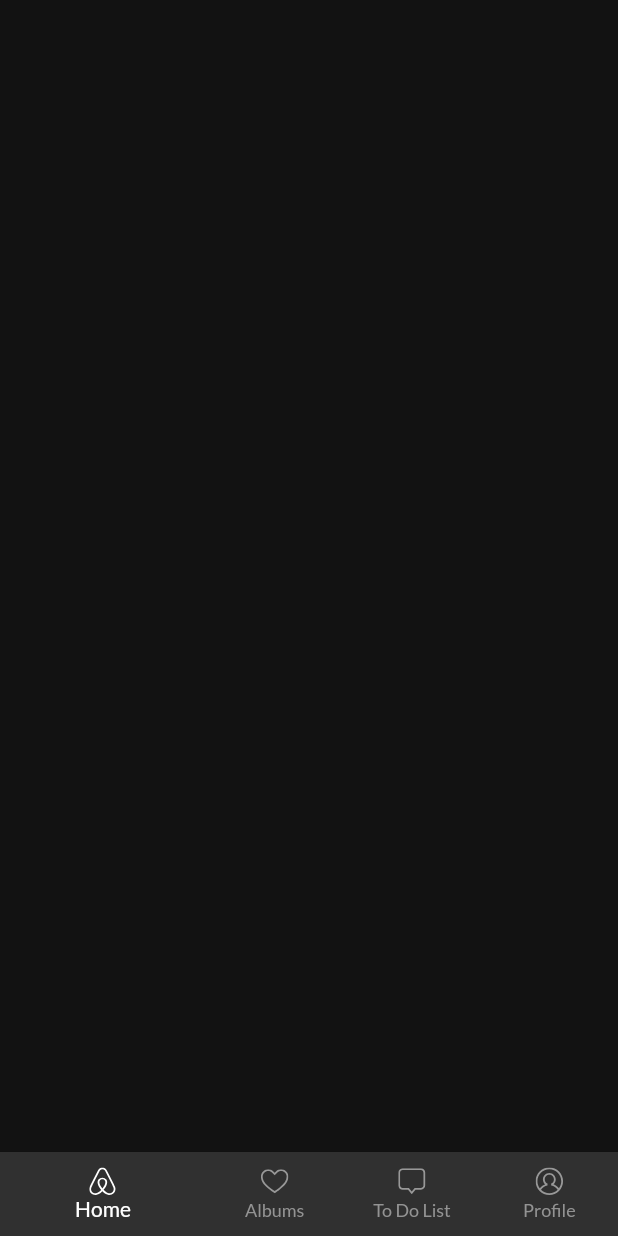
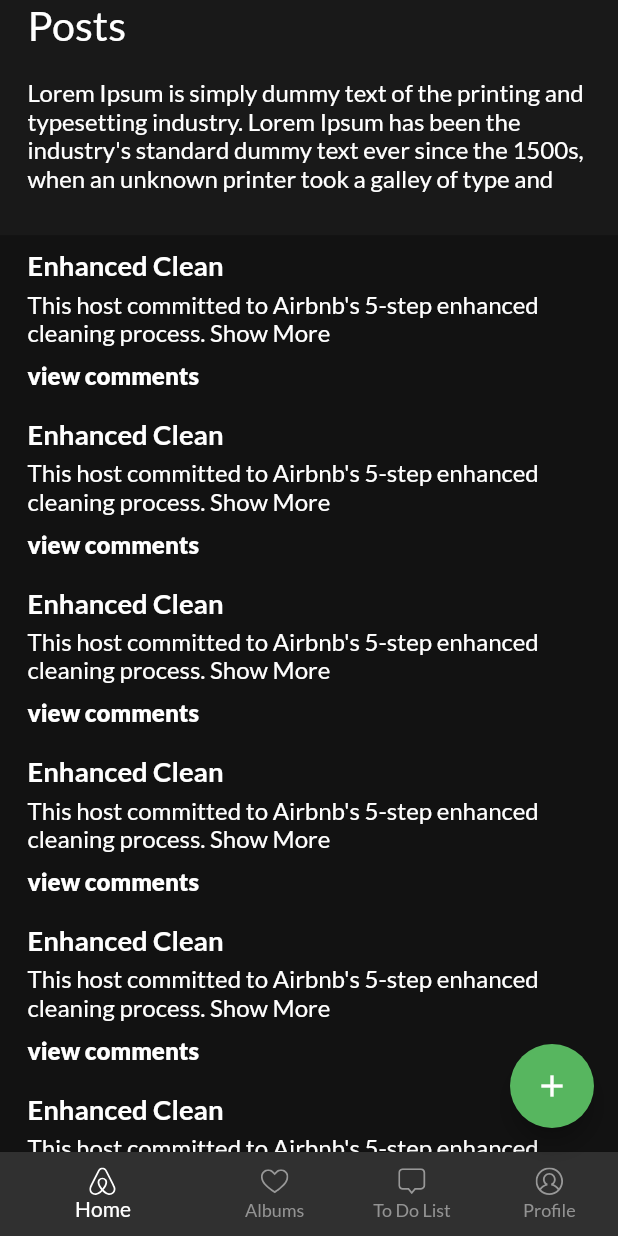
Before and after one commit to daksheshvira/multi_purpose_app, a Flutter app: the Navbar screen opened by its route, on a phone screen of 412 x 824 dp. Run offline on Flutter 3.47's test engine with Material 2 defaults, Android fonts, the phone set to English and light mode, and no system bars; our stand-ins replace flutter_screenutil, flutter_svg, google_fonts.

Commit message:
feat: home screen and create post ui

```diff
--- /dev/null
+++ b/lib/data/models/post.dart
@@ -0,0 +1,20 @@
+import 'package:json_annotation/json_annotation.dart';
+
+part 'post.g.dart';
+
+@JsonSerializable()
+class Post {
+  String title;
+  String subTitle;
+  String id;
+
+  Post({
+    required this.title,
+    required this.subTitle,
+    required this.id,
+  });
+
+  factory Post.fromJson(Map<String, dynamic> json) => _$PostFromJson(json);
+
+  Map<String, dynamic> toJson() => _$PostToJson(this);
+}
--- /dev/null
+++ b/lib/data/models/post_comment.dart
@@ -0,0 +1,25 @@
+import 'package:json_annotation/json_annotation.dart';
+
+part 'post_comment.g.dart';
+
+@JsonSerializable()
+class PostComment {
+  PostComment({
+    required this.name,
+    required this.email,
+    required this.comment,
+    required this.postId,
+    required this.id,
+  });
+
+  String name;
+  String email;
+  String comment;
+  String postId;
+  String id;
+
+  factory PostComment.fromJson(Map<String, dynamic> json) =>
+      _$PostCommentFromJson(json);
+
+  Map<String, dynamic> toJson() => _$PostCommentToJson(this);
+}
--- a/lib/routes/routes.dart
+++ b/lib/routes/routes.dart
@@ -1,4 +1,5 @@
 import 'package:flutter/material.dart';
+import 'package:multi_purpose_app/ui/create_post/create_post.dart';
 import 'package:multi_purpose_app/ui/login/login_screen.dart';
 import 'package:multi_purpose_app/ui/navbar/navbar.dart';
 import 'package:multi_purpose_app/ui/splash_screen.dart';
@@ -9,6 +10,7 @@
   static const splash = '/';
   static const login = '/login';
   static const navbar = '/navbar';
+  static const createPost = '/create_post';
 
   static Route<dynamic> onGenerateRoute(RouteSettings settings) {
     // final args = settings.arguments;
@@ -32,6 +34,12 @@
           settings: settings,
         );
 
+      case Routes.createPost:
+        return MaterialPageRoute(
+          builder: (_) => CreatePost(),
+          settings: settings,
+        );
+
       default:
         return MaterialPageRoute(
           builder: (_) => SplashScreen(),
--- a/lib/ui/common/page_header.dart
+++ b/lib/ui/common/page_header.dart
@@ -1,10 +1,38 @@
 import 'package:flutter/material.dart';
+import 'package:flutter_screenutil/flutter_screenutil.dart';
+import 'package:multi_purpose_app/utils/app_colors.dart';
+import 'package:multi_purpose_app/utils/styles.dart';
 
 class PageHeader extends StatelessWidget {
-  const PageHeader({Key? key}) : super(key: key);
+  final String title;
+  final String description;
+
+  const PageHeader({Key? key, required this.title, required this.description})
+      : super(key: key);
 
   @override
   Widget build(BuildContext context) {
-    return Container();
+    return Container(
+      padding: EdgeInsets.only(right: 16.w, left: 16.w, bottom: 24.h),
+      color: AppColors.black25,
+      child: SafeArea(
+        child: Column(
+          crossAxisAlignment: CrossAxisAlignment.start,
+          children: [
+            Text(
+              title,
+              style: Styles.instance.text24White,
+            ),
+            SizedBox(
+              height: 16.h,
+            ),
+            Text(
+              description,
+              style: Styles.instance.text14White,
+            ),
+          ],
+        ),
+      ),
+    );
   }
 }
--- /dev/null
+++ b/lib/ui/home/home_screen.dart
@@ -0,0 +1,42 @@
+import 'package:flutter/material.dart';
+import 'package:multi_purpose_app/data/models/post.dart';
+import 'package:multi_purpose_app/ui/common/page_header.dart';
+import 'package:multi_purpose_app/ui/home/post_item.dart';
+import 'package:multi_purpose_app/utils/strings.dart';
+
+class HomeScreen extends StatefulWidget {
+  const HomeScreen({Key? key}) : super(key: key);
+
+  @override
+  _HomeScreenState createState() => _HomeScreenState();
+}
+
+class _HomeScreenState extends State<HomeScreen> {
+  @override
+  Widget build(BuildContext context) {
+    return Column(
+      mainAxisAlignment: MainAxisAlignment.start,
+      crossAxisAlignment: CrossAxisAlignment.start,
+      children: [
+        PageHeader(
+          title: Strings.instance.posts,
+          description: Strings.instance.loremIpsum,
+        ),
+        Flexible(
+          child: ListView.builder(
+            shrinkWrap: true,
+            itemCount: 20,
+            itemBuilder: (context, index) => PostItem(
+              post: Post(
+                title: 'Enhanced Clean',
+                subTitle:
+                    'This host committed to Airbnb\'s 5-step enhanced cleaning process. Show More',
+                id: 'id',
+              ),
+            ),
+          ),
+        )
+      ],
+    );
+  }
+}
--- /dev/null
+++ b/lib/ui/home/post_item.dart
@@ -0,0 +1,46 @@
+import 'package:flutter/material.dart';
+import 'package:flutter_screenutil/flutter_screenutil.dart';
+import 'package:multi_purpose_app/data/models/post.dart';
+import 'package:multi_purpose_app/utils/styles.dart';
+
+class PostItem extends StatelessWidget {
+  final Post post;
+
+  const PostItem({Key? key, required this.post}) : super(key: key);
+
+  @override
+  Widget build(BuildContext context) {
+    return Container(
+      margin: EdgeInsets.symmetric(
+        vertical: 8.h,
+        horizontal: 16.w,
+      ),
+      child: Column(
+        crossAxisAlignment: CrossAxisAlignment.start,
+        children: [
+          Text(
+            post.title,
+            style: Styles.instance.text16BoldWhite,
+          ),
+          SizedBox(
+            height: 4.h,
+          ),
+          Text(
+            post.subTitle,
+            style: Styles.instance.text14White,
+          ),
+          SizedBox(
+            height: 8.h,
+          ),
+          InkWell(
+            onTap: () {},
+            child: Text(
+              'view comments',
+              style: Styles.instance.text14ExtraBoldWhite,
+            ),
+          ),
+        ],
+      ),
+    );
+  }
+}
--- a/lib/ui/navbar/navbar.dart
+++ b/lib/ui/navbar/navbar.dart
@@ -1,6 +1,8 @@
 import 'package:flutter/material.dart';
 import 'package:flutter_screenutil/flutter_screenutil.dart';
 import 'package:flutter_svg/flutter_svg.dart';
+import 'package:multi_purpose_app/routes/routes.dart';
+import 'package:multi_purpose_app/ui/home/home_screen.dart';
 import 'package:multi_purpose_app/utils/app_colors.dart';
 import 'package:multi_purpose_app/utils/images.dart';
 
@@ -12,6 +14,15 @@
 }
 
 class _NavbarState extends State<Navbar> {
+  final List<Widget> _widgetOptions = <Widget>[
+    HomeScreen(),
+    Container(),
+    Container(),
+    Container(),
+  ];
+
+  int _selectedIndex = 0;
+
   @override
   Widget build(BuildContext context) {
     return Scaffold(
@@ -57,10 +68,18 @@
         onTap: _onItemTapped,
         showUnselectedLabels: true,
       ),
+      body: _widgetOptions.elementAt(_selectedIndex),
+      floatingActionButton: _selectedIndex == 0 ? fab() : null,
     );
   }
 
-  int _selectedIndex = 0;
+  Widget fab() {
+    return FloatingActionButton(
+      onPressed: () => Navigator.pushNamed(context, Routes.createPost),
+      child: Icon(Icons.add),
+      backgroundColor: AppColors.success,
+    );
+  }
 
   void _onItemTapped(int index) {
     setState(() {
--- a/lib/utils/app_colors.dart
+++ b/lib/utils/app_colors.dart
@@ -8,5 +8,5 @@
   static final black25 = Color(0xff191919);
   static final black65 = Color(0xff414141);
   static final gray147 = Color(0xff939393);
-  static final error = Color(0xffB66857);
+  static final error = Color(0xffb66857);
 }
--- a/lib/utils/strings.dart
+++ b/lib/utils/strings.dart
@@ -11,4 +11,11 @@
   final emailId = 'Email ID';
   final password = 'Password';
   final continueText = 'Continue';
+  final posts = 'Posts';
+  final loremIpsum =
+      'Lorem Ipsum is simply dummy text of the printing and typesetting industry. Lorem Ipsum has been the industry\'s standard dummy text ever since the 1500s, when an unknown printer took a galley of type and';
+  final title = 'Title';
+  final post = 'Post';
+  final createPost = 'Create Post';
+  final submitPost = 'Submit Post';
 }
--- a/lib/utils/styles.dart
+++ b/lib/utils/styles.dart
@@ -22,8 +22,25 @@
     color: Colors.white,
     fontWeight: FontWeight.bold,
   );
+
   final text14White = GoogleFonts.lato(
     fontSize: 14.sp,
     color: Colors.white,
   );
+
+  final text24White = GoogleFonts.lato(
+    fontSize: 24.sp,
+    color: Colors.white,
+  );
+
+  final text14ExtraBoldWhite = GoogleFonts.lato(
+    fontSize: 14.sp,
+    color: Colors.white,
+    fontWeight: FontWeight.w800,
+  );
+  final text18ExtraBoldWhite = GoogleFonts.lato(
+    fontSize: 18.sp,
+    color: Colors.white,
+    fontWeight: FontWeight.w800,
+  );
 }
--- a/pubspec.yaml
+++ b/pubspec.yaml
@@ -33,11 +33,12 @@
   flutter_screenutil: ^5.0.0+2
   provider: ^5.0.0
   flutter_svg: ^0.22.0
+  json_annotation: ^4.0.1
 
 dev_dependencies:
-  flutter_test:
-    sdk: flutter
   pedantic: ^1.11.0
+  json_serializable: ^4.1.3
+  build_runner: ^2.1.1
 
 # For information on the generic Dart part of this file, see the
 # following page: https://dart.dev/tools/pub/pubspec
```
Also changed, not shown: lib/ui/create_post/create_post.dart (added, +146 -0 lines), lib/ui/login/login_screen.dart (+6 -8 lines), lib/data/models/post.g.dart (added), lib/data/models/post_comment.g.dart (added), pubspec.lock, 1 other file.
